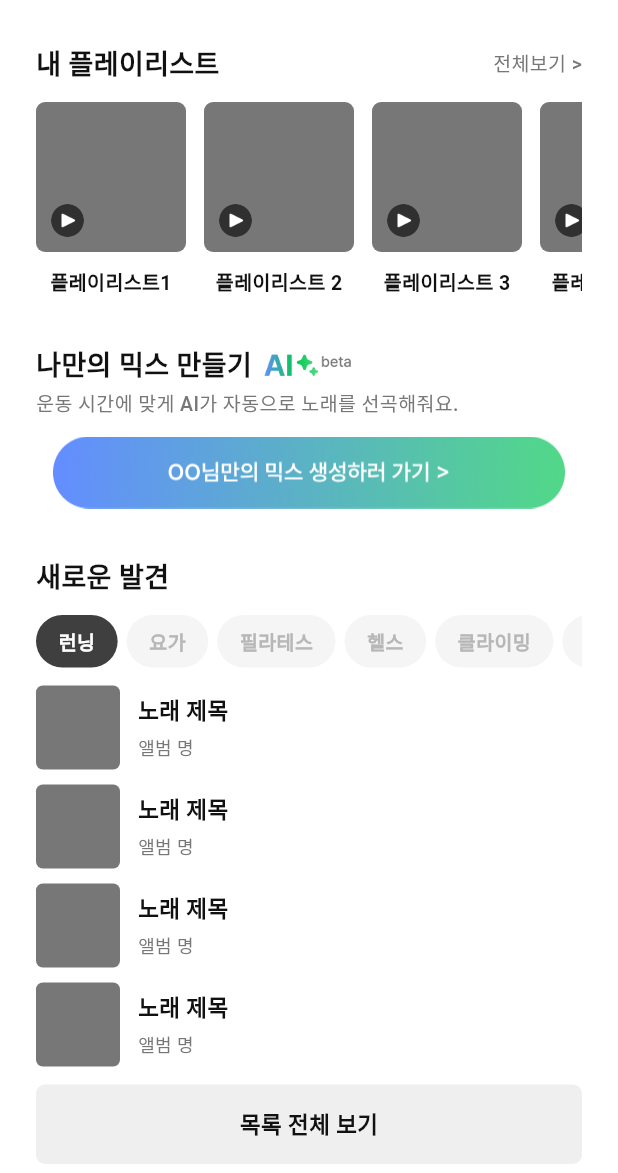
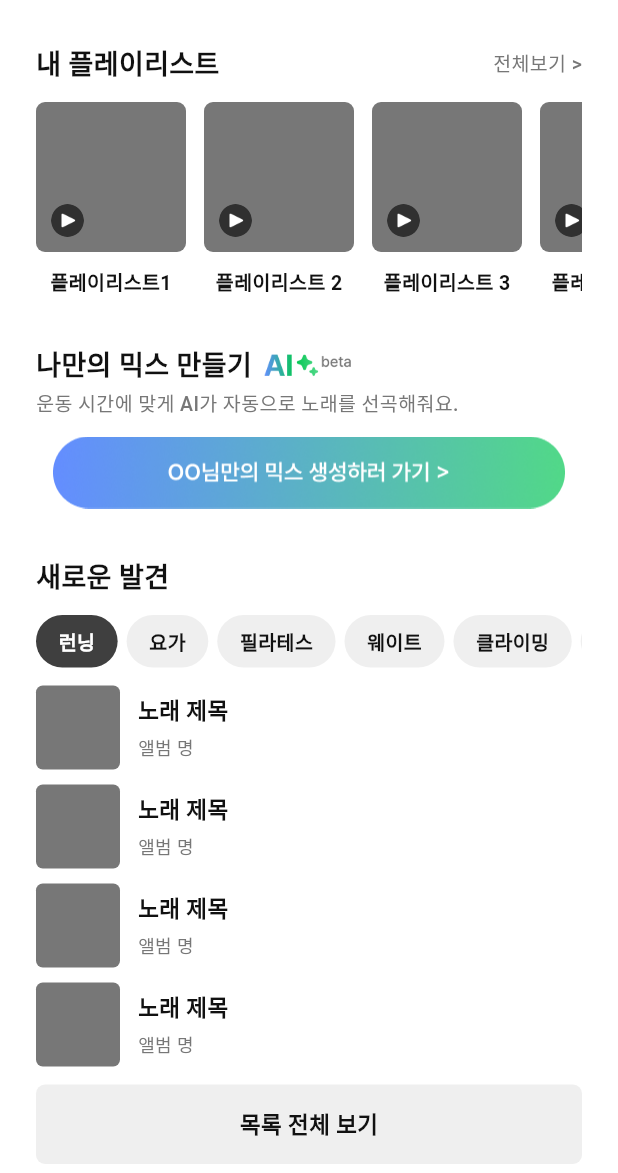
Before and after one commit to MUGYM/frontend_flutter, a Flutter app: the screen it shows after launch, on a phone screen of 412 x 824 dp, the part 63-1236 px from its top. Run offline on Flutter 3.47's test engine with Material 3 defaults, Android fonts, the light colour scheme and no system bars; Roboto replaces fonts that are missing (Preteard, Pretenard, Pretendard); project files that could hold a hidden picture were left out.

Commit message:
home_screen.dart updated

```diff
--- a/mugym/lib/screens/home_screen.dart
+++ b/mugym/lib/screens/home_screen.dart
@@ -121,112 +121,39 @@ class HomeScreen extends StatelessWidget {
               ),
             ),
             const SizedBox(height: 12),
-            SingleChildScrollView(
+            const SingleChildScrollView(
               scrollDirection: Axis.horizontal,
               child: Row(
                 children: [
-                  Container(
-                    padding: const EdgeInsets.symmetric(
-                        vertical: 8.0, horizontal: 15.0),
-                    decoration: BoxDecoration(
-                      color: const Color(0xff3f3f3f),
-                      borderRadius: BorderRadius.circular(500),
-                    ),
-                    child: const Text(
-                      '런닝',
-                      style: TextStyle(
-                        fontFamily: 'Pretendard',
-                        fontSize: 13,
-                        fontWeight: FontWeight.w700,
-                        color: Color(0xffffffff),
-                      ),
-                    ),
-                  ),
-                  const SizedBox(width: 6),
-                  Container(
-                    padding: const EdgeInsets.symmetric(
-                        vertical: 8.0, horizontal: 15.0),
-                    decoration: BoxDecoration(
-                      color: const Color(0xfff5f5f5),
-                      borderRadius: BorderRadius.circular(500),
-                    ),
-                    child: const Text(
-                      '요가',
-                      style: TextStyle(
-                          fontFamily: 'Pretendard',
-                          fontSize: 13,
-                          fontWeight: FontWeight.w700,
-                          color: Color(0xffb7b7b7)),
-                    ),
-                  ),
-                  const SizedBox(width: 6),
-                  Container(
-                    padding: const EdgeInsets.symmetric(
-                        vertical: 8.0, horizontal: 15.0),
-                    decoration: BoxDecoration(
-                      color: const Color(0xfff5f5f5),
-                      borderRadius: BorderRadius.circular(500),
-                    ),
-                    child: const Text(
-                      '필라테스',
-                      style: TextStyle(
-                          fontFamily: 'Pretendard',
-                          fontSize: 13,
-                          fontWeight: FontWeight.w700,
-                          color: Color(0xffb7b7b7)),
-                    ),
-                  ),
-                  const SizedBox(width: 6),
-                  Container(
-                    padding: const EdgeInsets.symmetric(
-                        vertical: 8.0, horizontal: 15.0),
-                    decoration: BoxDecoration(
-                      color: const Color(0xfff5f5f5),
-                      borderRadius: BorderRadius.circular(500),
-                    ),
-                    child: const Text(
-                      '헬스',
-                      style: TextStyle(
-                          fontFamily: 'Pretendard',
-                          fontSize: 13,
-                          fontWeight: FontWeight.w700,
-                          color: Color(0xffb7b7b7)),
-                    ),
-                  ),
-                  const SizedBox(width: 6),
-                  Container(
-                    padding: const EdgeInsets.symmetric(
-                        vertical: 8.0, horizontal: 15.0),
-                    decoration: BoxDecoration(
-                      color: const Color(0xfff5f5f5),
-                      borderRadius: BorderRadius.circular(500),
-                    ),
-                    child: const Text(
-                      '클라이밍',
-                      style: TextStyle(
-                          fontFamily: 'Pretendard',
-                          fontSize: 13,
-                          fontWeight: FontWeight.w700,
-                          color: Color(0xffb7b7b7)),
-                    ),
-                  ),
-                  const SizedBox(width: 6),
-                  Container(
-                    padding: const EdgeInsets.symmetric(
-                        vertical: 8.0, horizontal: 15.0),
-                    decoration: BoxDecoration(
-                      color: const Color(0xfff5f5f5),
-                      borderRadius: BorderRadius.circular(500),
-                    ),
-                    child: const Text(
-                      '사이클링',
-                      style: TextStyle(
-                          fontFamily: 'Pretendard',
-                          fontSize: 13,
-                          fontWeight: FontWeight.w700,
-                          color: Color(0xffb7b7b7)),
-                    ),
-                  ),
+                  ExercisePlaylist(
+                      text: '런닝',
+                      textColor: Color(0xffffffff),
+                      backgroundColor: Color(0xff3f3f3f)),
+                  SizedBox(width: 6),
+                  ExercisePlaylist(
+                      text: '요가',
+                      textColor: Color(0xff111111),
+                      backgroundColor: Color(0xffefefef)),
+                  SizedBox(width: 6),
+                  ExercisePlaylist(
+                      text: '필라테스',
+                      textColor: Color(0xff111111),
+                      backgroundColor: Color(0xffefefef)),
+                  SizedBox(width: 6),
+                  ExercisePlaylist(
+                      text: '웨이트',
+                      textColor: Color(0xff111111),
+                      backgroundColor: Color(0xffefefef)),
+                  SizedBox(width: 6),
+                  ExercisePlaylist(
+                      text: '클라이밍',
+                      textColor: Color(0xff111111),
+                      backgroundColor: Color(0xffefefef)),
+                  SizedBox(width: 6),
+                  ExercisePlaylist(
+                      text: '사이클링',
+                      textColor: Color(0xff111111),
+                      backgroundColor: Color(0xffefefef)),
                 ],
               ),
             ),
@@ -265,6 +192,39 @@ class HomeScreen extends StatelessWidget {
               ),
             )
           ],
+        ),
+      ),
+    );
+  }
+}
+
+class ExercisePlaylist extends StatelessWidget {
+  final String text;
+  final Color textColor;
+  final Color backgroundColor;
+
+  const ExercisePlaylist({
+    super.key,
+    required this.text,
+    required this.textColor,
+    required this.backgroundColor,
+  });
+
+  @override
+  Widget build(BuildContext context) {
+    return Container(
+      padding: const EdgeInsets.symmetric(vertical: 8.0, horizontal: 15.0),
+      decoration: BoxDecoration(
+        color: backgroundColor,
+        borderRadius: BorderRadius.circular(500),
+      ),
+      child: Text(
+        text,
+        style: TextStyle(
+          fontFamily: 'Pretendard',
+          fontSize: 13,
+          fontWeight: FontWeight.w700,
+          color: textColor,
         ),
       ),
     );
```
